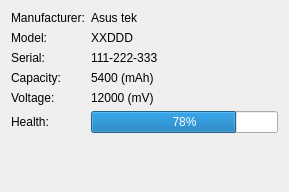
yurkis/pcbsd, file src-qt5/pc-power/pc-power/widgets/widgetbatteryhw.ui: the form before one commit.
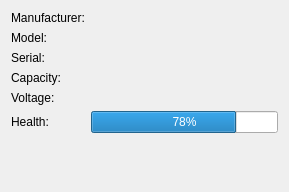
The form after the commit.

```diff
--- a/src-qt5/pc-power/pc-power/widgets/widgetbatteryhw.ui
+++ b/src-qt5/pc-power/pc-power/widgets/widgetbatteryhw.ui
@@ -13,6 +13,8 @@
   <property name="windowTitle">
    <string>Form</string>
   </property>
+  <layout class="QVBoxLayout" name="verticalLayout">
+   <item>
   <layout class="QFormLayout" name="formLayout">
    <item row="0" column="0">
     <widget class="QLabel" name="label">
@@ -24,7 +26,7 @@
    <item row="0" column="1">
     <widget class="QLabel" name="label_7">
      <property name="text">
-      <string>Asus tek</string>
+        <string/>
      </property>
     </widget>
    </item>
@@ -38,7 +40,7 @@
    <item row="1" column="1">
     <widget class="QLabel" name="label_8">
      <property name="text">
-      <string>XXDDD</string>
+        <string/>
      </property>
     </widget>
    </item>
@@ -52,7 +54,7 @@
    <item row="2" column="1">
     <widget class="QLabel" name="label_9">
      <property name="text">
-      <string>111-222-333</string>
+        <string/>
      </property>
     </widget>
    </item>
@@ -66,7 +68,7 @@
    <item row="3" column="1">
     <widget class="QLabel" name="label_10">
      <property name="text">
-      <string>5400 (mAh)</string>
+        <string/>
      </property>
     </widget>
    </item>
@@ -80,7 +82,7 @@
    <item row="4" column="1">
     <widget class="QLabel" name="label_11">
      <property name="text">
-      <string>12000 (mV)</string>
+        <string/>
      </property>
     </widget>
    </item>
@@ -97,6 +99,21 @@
       <number>78</number>
      </property>
     </widget>
+     </item>
+    </layout>
+   </item>
+   <item>
+    <spacer name="verticalSpacer">
+     <property name="orientation">
+      <enum>Qt::Vertical</enum>
+     </property>
+     <property name="sizeHint" stdset="0">
+      <size>
+       <width>20</width>
+       <height>23</height>
+      </size>
+     </property>
+    </spacer>
    </item>
   </layout>
  </widget>
```
Left out of the diff: 12 changed lines with no effect on the pictures. Lines whose indentation alone changed are shown as unchanged.
